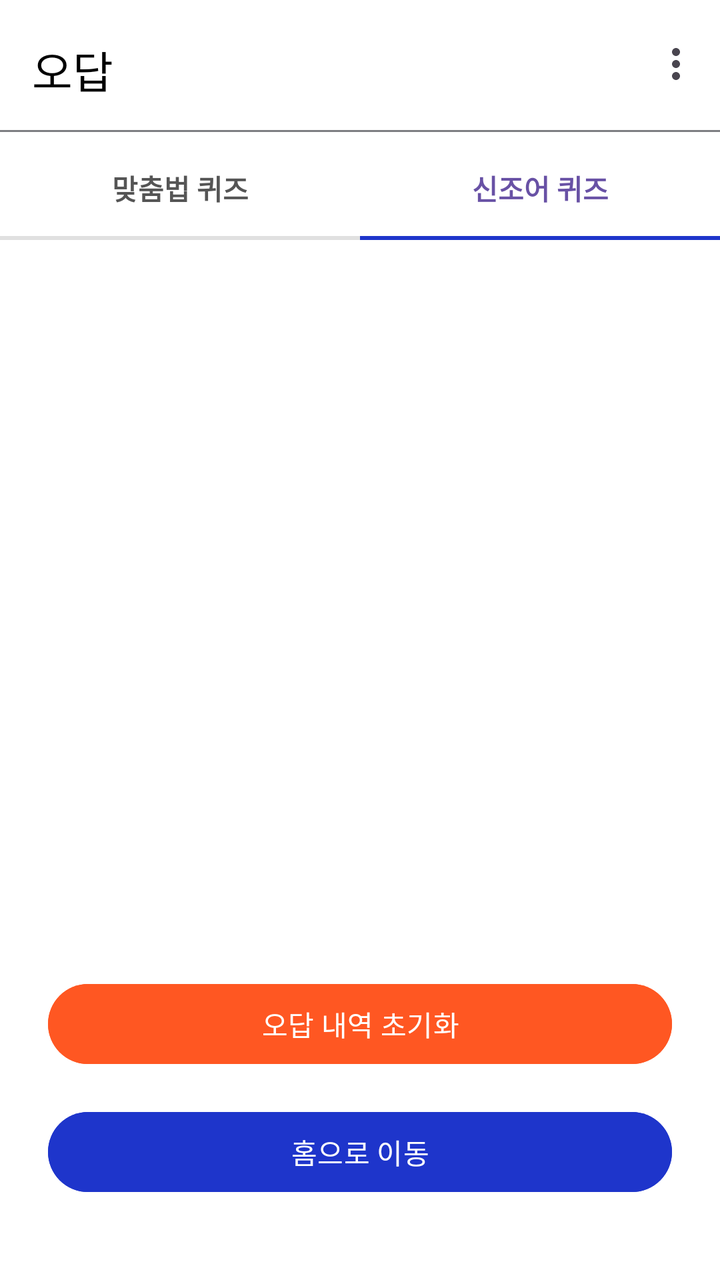
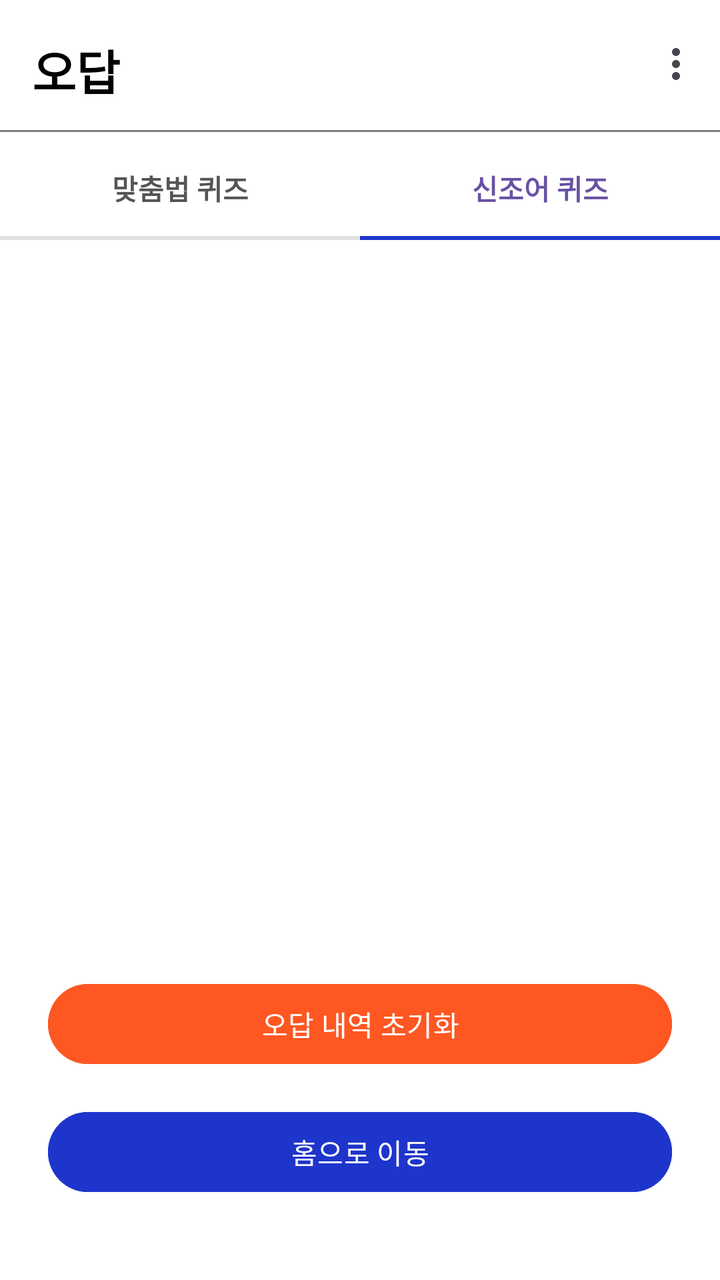

Screens rendered from an Android XML layout before and after an edit, with the pre-edit source and the edit as a unified diff.
<!-- AndroidManifest.xml: application theme Theme.GURU2 -->
<!-- res/layout/activity_wrong_note.xml -->
<?xml version="1.0" encoding="utf-8"?>
<androidx.constraintlayout.widget.ConstraintLayout xmlns:android="http://schemas.android.com/apk/res/android"
    xmlns:app="http://schemas.android.com/apk/res-auto"
    android:id="@+id/mainLayout"
    android:layout_width="match_parent"
    android:layout_height="match_parent"
    android:background="#FFF">

    <com.google.android.material.appbar.MaterialToolbar
        android:id="@+id/toolbar"
        android:layout_width="0dp"
        android:layout_height="70dp"
        android:background="#FFF"
        app:title="오답"
        app:menu="@menu/menu_main"
        app:titleTextColor="@android:color/black"
        app:layout_constraintTop_toTopOf="parent"
        app:layout_constraintStart_toStartOf="parent"
        app:layout_constraintEnd_toEndOf="parent"/>
    <View
        android:id="@+id/dividerLine"
        android:layout_width="match_parent"
        android:layout_height="1dp"
        android:layout_marginTop="65dp"
        android:background="#7D7E82"
        app:layout_constraintTop_toTopOf="parent" />


    <TextView
        android:id="@+id/btnGrammar"
        android:layout_width="0dp"
        android:layout_height="48dp"
        android:gravity="center"
        android:text="맞춤법 퀴즈"
        android:textColor="#555555"
        android:textStyle="bold"
        app:layout_constraintTop_toBottomOf="@id/toolbar"
        app:layout_constraintStart_toStartOf="parent"
        app:layout_constraintEnd_toStartOf="@+id/btnSlang" />

    <TextView
        android:id="@+id/btnSlang"
        android:layout_width="0dp"
        android:layout_height="48dp"
        android:gravity="center"
        android:text="신조어 퀴즈"
        android:textColor="#6851A5"
        android:textStyle="bold"
        app:layout_constraintTop_toBottomOf="@id/toolbar"
        app:layout_constraintStart_toEndOf="@id/btnGrammar"
        app:layout_constraintEnd_toEndOf="parent" />

    <View
        android:id="@+id/tabBaseLine"
        android:layout_width="match_parent"
        android:layout_height="2dp"
        android:background="#E0E0E0"
        app:layout_constraintTop_toBottomOf="@id/btnSlang" />

    <View
        android:id="@+id/tabIndicator"
        android:layout_width="0dp"
        android:layout_height="2dp"
        android:background="#1E35CB"
        app:layout_constraintTop_toBottomOf="@id/btnSlang"
        app:layout_constraintStart_toStartOf="@id/btnSlang"
        app:layout_constraintEnd_toEndOf="@id/btnSlang" />

    <androidx.viewpager2.widget.ViewPager2
        android:id="@+id/viewPager"
        android:layout_width="0dp"
        android:layout_height="0dp"
        android:background="@color/white"
        app:layout_constraintTop_toBottomOf="@id/tabBaseLine"
        app:layout_constraintBottom_toTopOf="@id/btnClearWrong"
        app:layout_constraintEnd_toEndOf="parent"
        app:layout_constraintStart_toStartOf="parent" />

    <Button
        android:id="@+id/btnClearWrong"
        android:layout_width="0dp"
        android:layout_height="48dp"
        android:layout_marginHorizontal="24dp"
        android:layout_marginStart="24dp"
        android:layout_marginEnd="24dp"
        android:layout_marginBottom="16dp"
        android:backgroundTint="#FF5722"
        android:text="오답 내역 초기화"
        app:layout_constraintBottom_toTopOf="@id/btnGoHome"
        app:layout_constraintEnd_toEndOf="parent"
        app:layout_constraintStart_toStartOf="parent" />

    <Button
        android:id="@+id/btnGoHome"
        android:layout_width="0dp"
        android:layout_height="48dp"
        android:layout_marginHorizontal="24dp"
        android:layout_marginStart="24dp"
        android:layout_marginEnd="24dp"
        android:layout_marginBottom="40dp"
        android:backgroundTint="#1E35CB"
        android:text="홈으로 이동"
        app:layout_constraintBottom_toBottomOf="parent"
        app:layout_constraintEnd_toEndOf="parent"
        app:layout_constraintStart_toStartOf="parent" />

</androidx.constraintlayout.widget.ConstraintLayout>
<!-- resources referenced by this layout -->
<resources>
  <color name="white">#FFFFFFFF</color>
  <style name="Theme.GURU2" parent="Base.Theme.GURU2" />
  <style name="Base.Theme.GURU2" parent="Theme.Material3.DayNight.NoActionBar">
  
          <item name="android:windowLightStatusBar">true</item>
  
          <item name="android:windowTranslucentStatus">false</item>
  
          <item name="popupMenuBackground">@android:color/transparent</item>
          <item name="android:itemBackground">#E9ECFF</item>
          
      </style>
</resources>

<!-- the commit's change to res/layout/activity_wrong_note.xml (unified diff, before → after) -->
@@ -12,6 +12,7 @@
         android:layout_height="70dp"
         android:background="#FFF"
         app:title="오답"
+        app:titleTextAppearance="@style/ToolbarTitleBold"
         app:menu="@menu/menu_main"
         app:titleTextColor="@android:color/black"
         app:layout_constraintTop_toTopOf="parent"
<!-- resource entries referenced after the edit -->
@@ -1,6 +1,10 @@
 <!-- resources referenced by this layout -->
 <resources>
   <color name="white">#FFFFFFFF</color>
+  <style name="ToolbarTitleBold">
+          <item name="android:textStyle">bold</item>
+          <item name="android:textSize">24sp</item>
+      </style>
   <style name="Theme.GURU2" parent="Base.Theme.GURU2" />
   <style name="Base.Theme.GURU2" parent="Theme.Material3.DayNight.NoActionBar">
   
